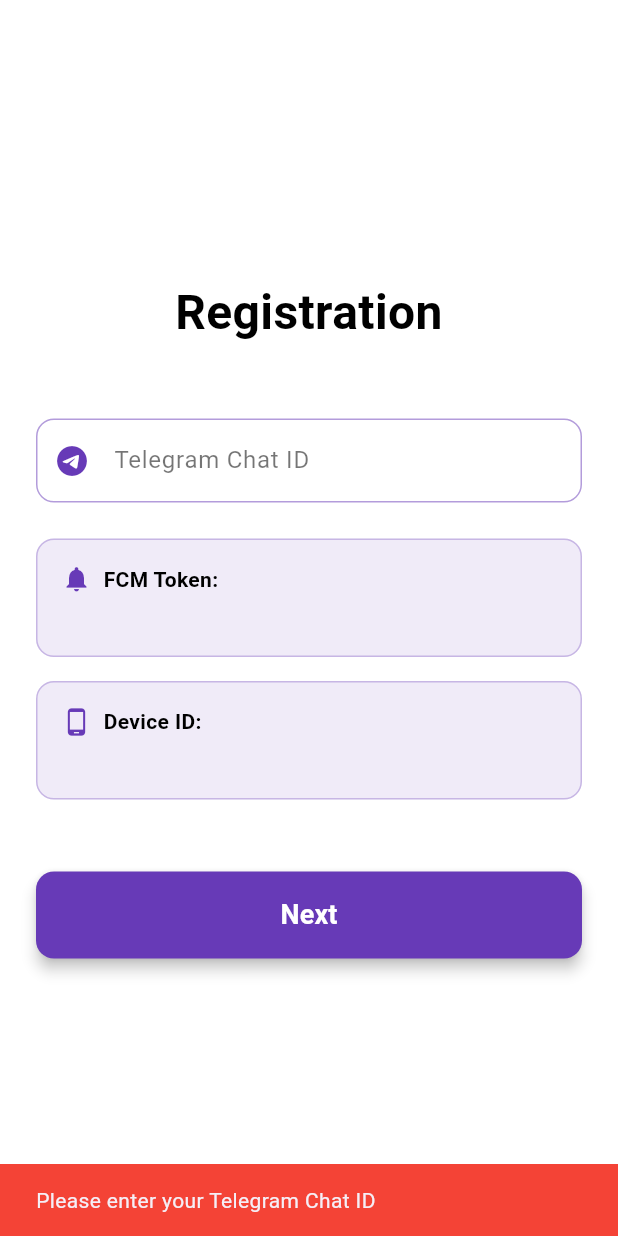
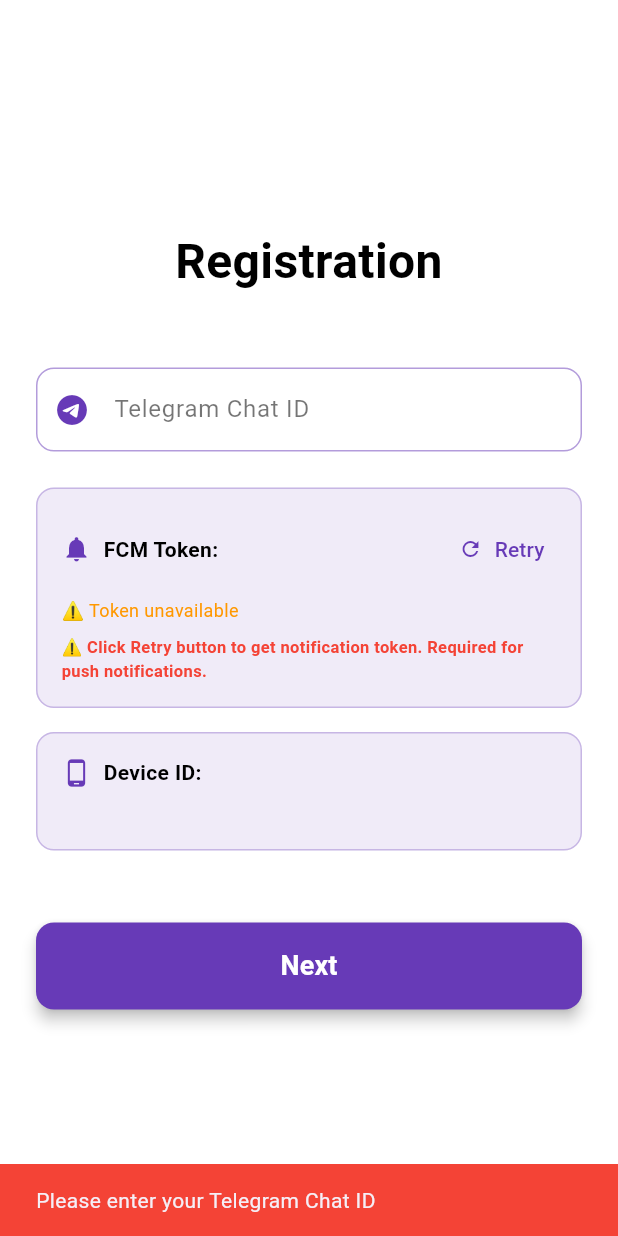
Before and after one commit to mosafarazaraaliporian/alert, a Flutter app: the screen it shows after launch, after a tap on "Next", on a phone screen of 412 x 824 dp. Run offline on Flutter 3.47's test engine with Material 3 defaults, Android fonts, the phone set to English and light mode, and no system bars; our stand-ins replace device_info_plus, firebase_core, firebase_messaging, flutter_local_notifications, shared_preferences; accounts and stored records are empty.

Commit message:
Improve FCM token handling: Add retry mechanism, longer timeout (30s), better error messages, and require valid token for registration

```diff
--- a/lib/registration_screen.dart
+++ b/lib/registration_screen.dart
@@ -41,9 +41,6 @@ class _RegistrationScreenState extends State<RegistrationScreen> {
       final messaging = FirebaseMessaging.instance;
       print('FirebaseMessaging instance created');
 
-      // Check if Firebase is initialized
-      print('Checking Firebase initialization...');
-
       // Request permission first
       print('Requesting notification permission...');
       final settings = await messaging.requestPermission(
@@ -56,19 +53,19 @@ class _RegistrationScreenState extends State<RegistrationScreen> {
 
       if (settings.authorizationStatus == AuthorizationStatus.authorized ||
           settings.authorizationStatus == AuthorizationStatus.provisional) {
-        // Get token with timeout
+        // Get token with longer timeout
         print('Getting FCM token...');
         final fcmToken = await messaging.getToken().timeout(
-          const Duration(seconds: 10),
+          const Duration(seconds: 30),
           onTimeout: () {
-            print('FCM Token request timed out');
+            print('FCM Token request timed out after 30 seconds');
             return null;
           },
         );
 
         print('FCM Token retrieved: $fcmToken');
 
-        if (fcmToken != null) {
+        if (fcmToken != null && fcmToken.isNotEmpty) {
           setState(() {
             _fcmToken = fcmToken;
           });
@@ -79,17 +76,19 @@ class _RegistrationScreenState extends State<RegistrationScreen> {
             setState(() {
               _fcmToken = newToken;
             });
+            // Update token on server
+            _updateTokenOnServer(newToken);
           });
         } else {
-          print('FCM Token is null');
+          print('FCM Token is null or empty');
           setState(() {
-            _fcmToken = 'Token is null - Check Google Play Services';
+            _fcmToken = 'unavailable';
           });
         }
       } else {
         print('Notification permission denied');
         setState(() {
-          _fcmToken = 'Permission denied';
+          _fcmToken = 'permission_denied';
         });
       }
     } catch (e, stackTrace) {
@@ -97,9 +96,35 @@ class _RegistrationScreenState extends State<RegistrationScreen> {
       print('Error: $e');
       print('StackTrace: $stackTrace');
       setState(() {
-        _fcmToken = 'Error: ${e.toString().substring(0, 50)}...';
+        _fcmToken = 'error';
       });
     }
+  }
+
+  Future<void> _updateTokenOnServer(String newToken) async {
+    try {
+      final prefs = await SharedPreferences.getInstance();
+      final chatId = prefs.getString('chat_id');
+      final deviceId = _deviceId;
+
+      if (chatId != null && deviceId != null) {
+        await ApiService.registerUser(
+          chatId: chatId,
+          fcmToken: newToken,
+          deviceId: deviceId,
+        );
+        print('✅ Token updated on server');
+      }
+    } catch (e) {
+      print('⚠️ Failed to update token on server: $e');
+    }
+  }
+
+  Future<void> _retryGetToken() async {
+    setState(() {
+      _fcmToken = null;
+    });
+    await _getFCMToken();
   }
 
   Future<void> _getDeviceId() async {
@@ -142,13 +167,53 @@ class _RegistrationScreenState extends State<RegistrationScreen> {
       return;
     }
 
-    if (_fcmToken == null || _fcmToken!.contains('Error')) {
+    // Check FCM token status
+    if (_fcmToken == null) {
       ScaffoldMessenger.of(context).showSnackBar(
         const SnackBar(
-          content: Text('FCM Token not available. Please restart the app.'),
-          backgroundColor: Colors.red,
+          content: Text('Please wait, getting notification token...'),
+          backgroundColor: Colors.orange,
         ),
       );
+      return;
+    }
+
+    if (_fcmToken == 'error' || _fcmToken == 'unavailable') {
+      ScaffoldMessenger.of(context).showSnackBar(
+        const SnackBar(
+          content: Text('Please click Retry to get notification token'),
+          backgroundColor: Colors.red,
+          duration: Duration(seconds: 3),
+        ),
+      );
+      return;
+    }
+
+    if (_fcmToken == 'permission_denied') {
+      final shouldContinue = await showDialog<bool>(
+        context: context,
+        builder: (context) => AlertDialog(
+          title: const Text('Notification Permission Required'),
+          content: const Text(
+            'This app needs notification permission to send you alerts. Please enable notifications in your device settings and try again.'
+          ),
+          actions: [
+            TextButton(
+              onPressed: () => Navigator.pop(context, false),
+              child: const Text('Cancel'),
+            ),
+            TextButton(
+              onPressed: () {
+                Navigator.pop(context, true);
+                _retryGetToken();
+              },
+              child: const Text('Retry'),
+            ),
+          ],
+        ),
+      );
+
+      if (shouldContinue != true) return;
       return;
     }
 
@@ -170,7 +235,7 @@ class _RegistrationScreenState extends State<RegistrationScreen> {
       // Save to SharedPreferences
       final prefs = await SharedPreferences.getInstance();
       await prefs.setString('chat_id', _chatIdController.text.trim());
-      await prefs.setString('fcm_token', _fcmToken ?? '');
+      await prefs.setString('fcm_token', _fcmToken!);
       await prefs.setString('device_id', _deviceId ?? '');
       await prefs.setBool('is_registered', true);
 
@@ -288,18 +353,53 @@ class _RegistrationScreenState extends State<RegistrationScreen> {
                               color: isDark ? Colors.white : Colors.black,
                             ),
                           ),
+                          const Spacer(),
+                          if (_fcmToken == 'error' || _fcmToken == 'unavailable')
+                            TextButton.icon(
+                              onPressed: _retryGetToken,
+                              icon: const Icon(Icons.refresh, size: 16),
+                              label: const Text('Retry'),
+                              style: TextButton.styleFrom(
+                                foregroundColor: Colors.deepPurple,
+                                padding: const EdgeInsets.symmetric(horizontal: 8, vertical: 4),
+                              ),
+                            ),
                         ],
                       ),
                       const SizedBox(height: 8),
                       Text(
-                        _fcmToken ?? 'Loading...',
+                        _fcmToken == null
+                            ? 'Loading...'
+                            : _fcmToken == 'error'
+                                ? '⚠️ Error getting token'
+                                : _fcmToken == 'unavailable'
+                                    ? '⚠️ Token unavailable'
+                                    : _fcmToken == 'permission_denied'
+                                        ? '⚠️ Permission denied'
+                                        : _fcmToken!.length > 50
+                                            ? '${_fcmToken!.substring(0, 50)}...'
+                                            : _fcmToken!,
                         style: TextStyle(
                           fontSize: 12,
-                          color: isDark ? Colors.white70 : Colors.black54,
+                          color: _fcmToken == 'error' || _fcmToken == 'unavailable' || _fcmToken == 'permission_denied'
+                              ? Colors.orange
+                              : isDark ? Colors.white70 : Colors.black54,
                         ),
                         maxLines: 2,
                         overflow: TextOverflow.ellipsis,
                       ),
+                      if (_fcmToken == 'error' || _fcmToken == 'unavailable' || _fcmToken == 'permission_denied')
+                        Padding(
+                          padding: const EdgeInsets.only(top: 8),
+                          child: Text(
+                            '⚠️ Click Retry button to get notification token. Required for push notifications.',
+                            style: TextStyle(
+                              fontSize: 11,
+                              color: Colors.red,
+                              fontWeight: FontWeight.w600,
+                            ),
+                          ),
+                        ),
                     ],
                   ),
                 ),
```
